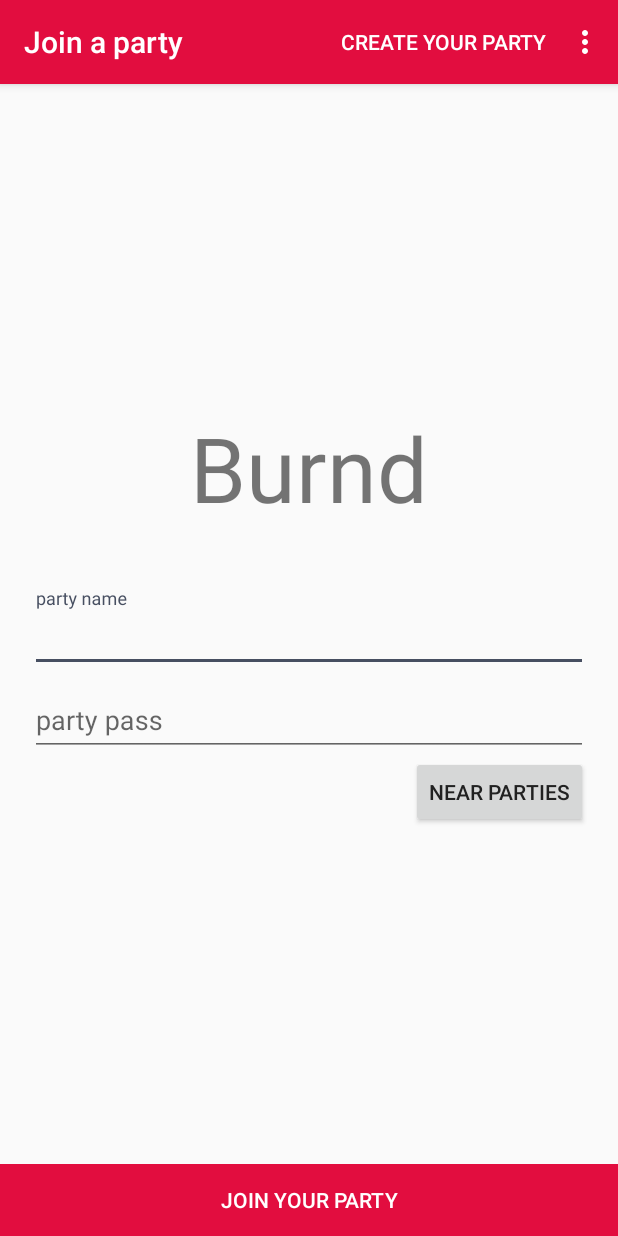
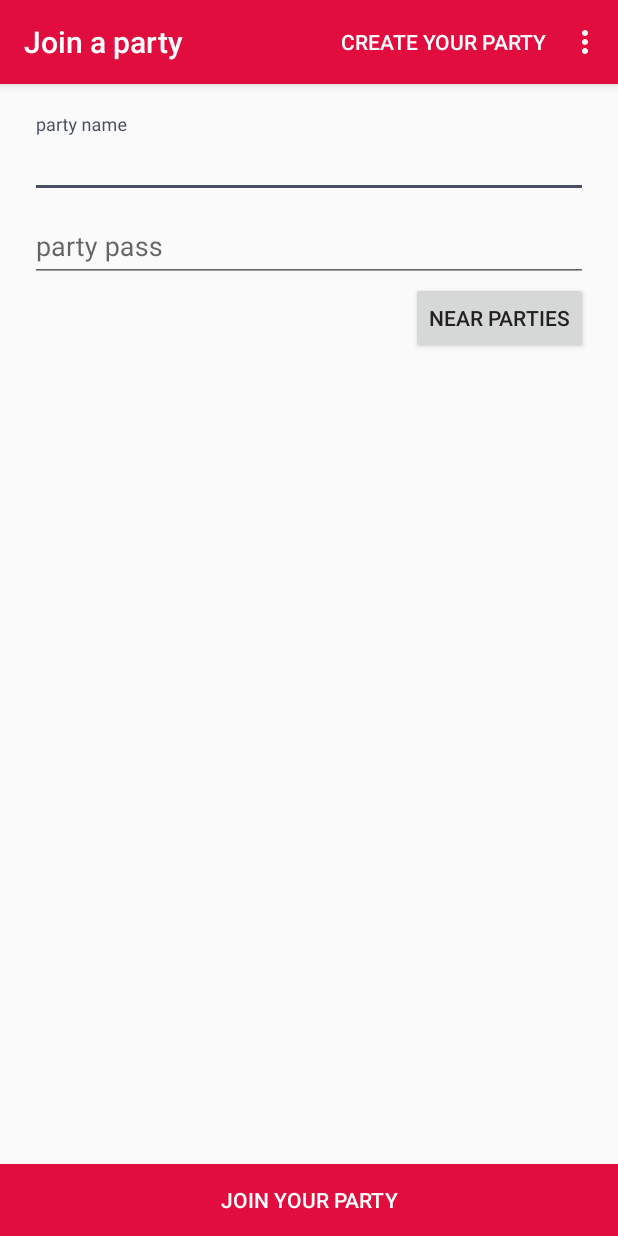
Before and after one commit to mehdibaha/burnd, an Android app: the JoinActivity screen opened directly, with no data from a screen before it, on a phone screen of 412 x 824 dp. Run offline under Robolectric (Android 15) with nearby library versions, the phone set to English and light mode, and no system bars; libraries missing offline, so code that uses them is left out: com.facebook, com.facebook.model; 2 statements that could not run were skipped.

Commit message:
Improve design, log issue
* Fix accessToken appearing too long in git history
* Improve design of JoinActivity

```diff
--- a/app/src/main/java/com/insa/burnd/models/User.java
+++ b/app/src/main/java/com/insa/burnd/models/User.java
@@ -4,6 +4,7 @@ import android.content.Context;
 
 import com.facebook.model.GraphUser;
 import com.insa.burnd.utils.SPManager;
+import com.insa.burnd.utils.Utils;
 
 /* Class defining a user */
 public class User {
@@ -75,8 +76,8 @@ public class User {
                 ", name='" + name + '\'' +
                 ", profilePic='" + profilePic + '\'' +
                 ", gender='" + gender + '\'' +
-                ", accessToken='" + accessToken + '\'' +
-                '}';
+                ", accessToken='" + Utils.makeReadableString(accessToken, 10) + '\'' +
+                '}'; // Only giving preview of accesstoken
     }
 
     public void saveToMemory(Context ctx) {
--- a/app/src/main/java/com/insa/burnd/utils/Utils.java
+++ b/app/src/main/java/com/insa/burnd/utils/Utils.java
@@ -57,4 +57,8 @@ public class Utils {
         return result;
     }
 
+    public static String makeReadableString(String s, int maxCharacters) {
+        return s.substring(1,maxCharacters) + "..." + s.substring(s.length()-1,s.length()-maxCharacters);
+    }
+
 }
--- a/app/src/main/res/layout/activity_join.xml
+++ b/app/src/main/res/layout/activity_join.xml
@@ -14,24 +14,16 @@
         android:layout_height="wrap_content"
         android:id="@+id/layout_join"
         android:padding="20dp"
-        android:layout_centerVertical="true"
+        android:layout_below="@id/toolbar_create"
         android:layout_alignParentLeft="true"
-        android:layout_alignParentStart="true">
-
-        <TextView
-            android:layout_width="wrap_content"
-            android:layout_height="wrap_content"
-            android:id="@+id/text_logo"
-            android:text="Burnd"
-            android:layout_marginBottom="40dp"
-            android:layout_centerHorizontal="true"
-            android:textSize="60sp" />
+        android:layout_alignParentStart="true"
+        android:layout_centerHorizontal="true"
+        android:layout_marginTop="?attr/actionBarSize">
 
         <android.support.design.widget.TextInputLayout
             android:id="@+id/til_join_party_name"
             android:layout_width="match_parent"
-            android:layout_height="wrap_content"
-            android:layout_below="@id/text_logo">
+            android:layout_height="wrap_content">
 
             <EditText
                 android:layout_width="match_parent"
```
Also changed, not shown: app/src/main/res/layout/activity_create.xml (+4 -3 lines).
